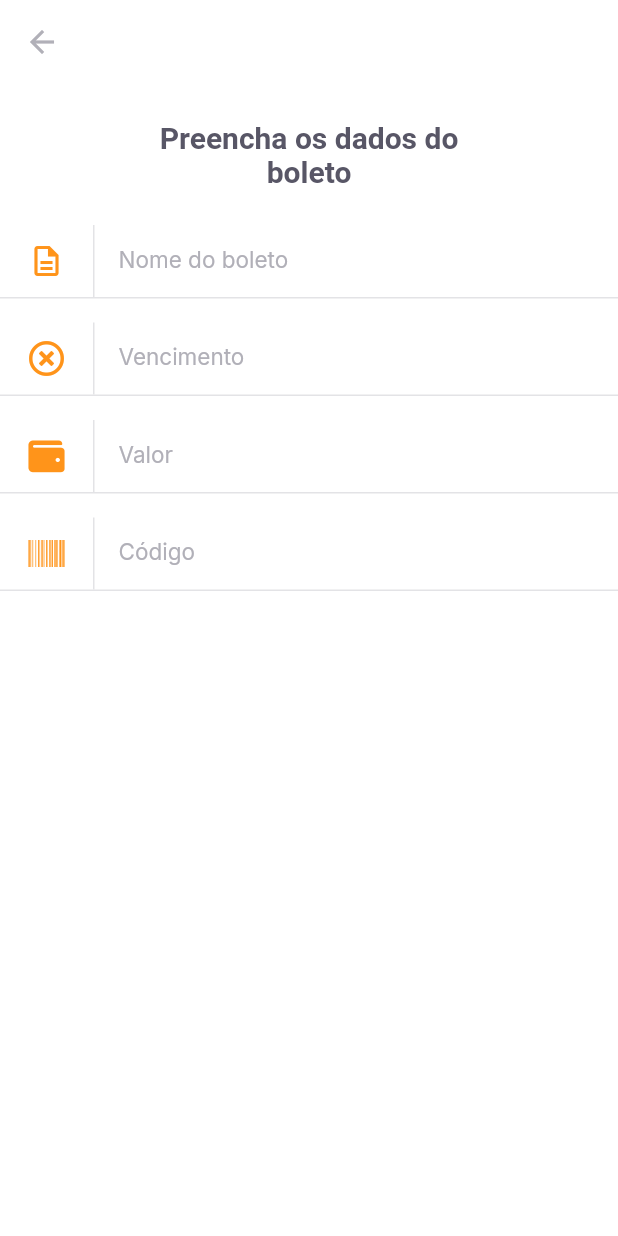
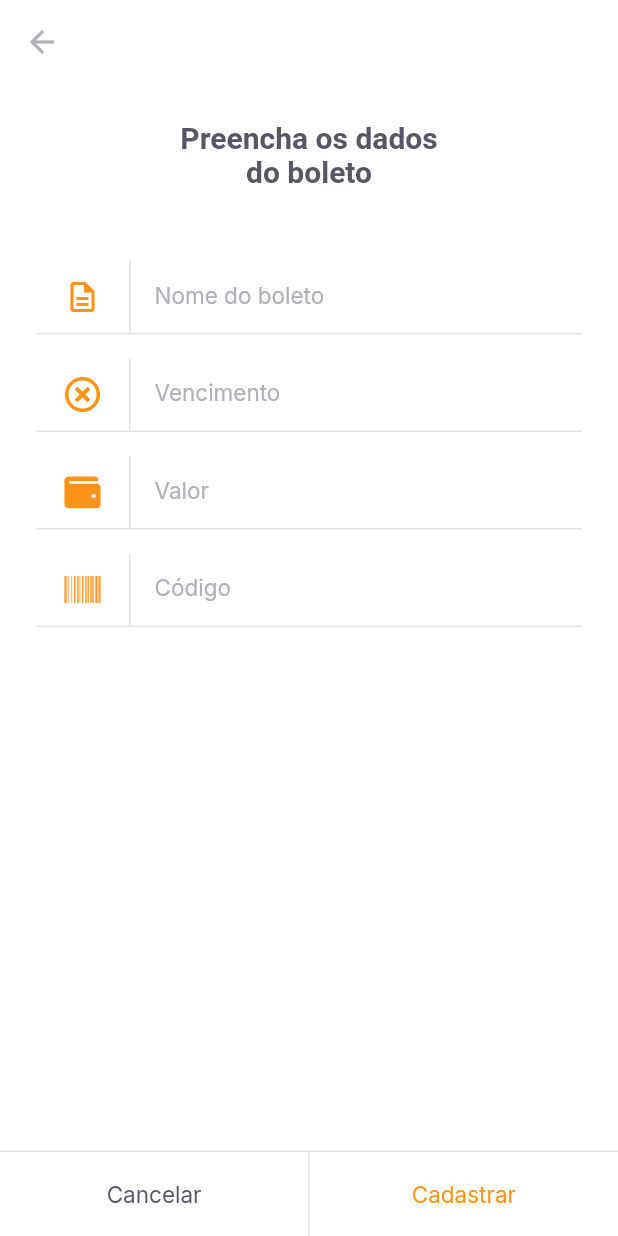
Before and after one commit to s7Thiago/payflow, a Flutter app: the InsertBoletoPage screen opened by its route, on a phone screen of 412 x 824 dp. Run offline on Flutter 3.47's test engine with Material 2 defaults, Android fonts, the phone set to English and light mode, and no system bars; our stand-ins replace camera, firebase_core, font_awesome_flutter, google_fonts, google_sign_in, image_picker and 1 more; missing offline and left inert: google_ml_kit; accounts and stored records are empty.

Commit message:
Added buttons on bottom

```diff
--- a/lib/modules/insert_boleto/insert_boleto_page.dart
+++ b/lib/modules/insert_boleto/insert_boleto_page.dart
@@ -3,6 +3,7 @@ import 'package:font_awesome_flutter/font_awesome_flutter.dart';
 import 'package:payflow/shared/themes/app_colors.dart';
 import 'package:payflow/shared/themes/app_text_styles.dart';
 import 'package:payflow/shared/widgets/input_text/input_text_widget.dart';
+import 'package:payflow/shared/widgets/set_label_buttons/set_label_buttons.dart';
 
 class InsertBoletoPage extends StatelessWidget {
   const InsertBoletoPage({Key? key}) : super(key: key);
@@ -16,7 +17,9 @@ class InsertBoletoPage extends StatelessWidget {
         elevation: 0,
         leading: const BackButton(color: AppColors.input),
       ),
-      body: Column(
+      body: Padding(
+        padding: const EdgeInsets.symmetric(horizontal: 24),
+        child: Column(
           crossAxisAlignment: CrossAxisAlignment.center,
           children: [
             Padding(
@@ -27,6 +30,7 @@ class InsertBoletoPage extends StatelessWidget {
                 style: TextStyles.titleBoldHeading,
               ),
             ),
+            const SizedBox(height: 24),
             InputTextWidget(
               label: 'Nome do boleto',
               icon: Icons.description_outlined,
@@ -46,6 +50,14 @@ class InsertBoletoPage extends StatelessWidget {
                 onChanged: (value) {}),
           ],
         ),
+      ),
+      bottomNavigationBar: SetLabelButtons(
+        enableSecondaryColor: true,
+        primaryLabel: 'Cancelar',
+        primaryOnPressed: () => Navigator.pop(context),
+        secondaryLabel: 'Cadastrar',
+        secondaryOnPressed: () {},
+      ),
     );
   }
 }
--- a/lib/shared/widgets/set_label_buttons/set_label_buttons.dart
+++ b/lib/shared/widgets/set_label_buttons/set_label_buttons.dart
@@ -10,20 +10,32 @@ class SetLabelButtons extends StatelessWidget {
   final String secondaryLabel;
   final VoidCallback secondaryOnPressed;
   final bool enablePrimaryColor;
+  final bool enableSecondaryColor;
 
-  const SetLabelButtons({
-    Key? key,
+  const SetLabelButtons(
+      {Key? key,
       required this.primaryLabel,
       required this.primaryOnPressed,
       required this.secondaryLabel,
       required this.secondaryOnPressed,
       this.enablePrimaryColor = false,
-  }) : super(key: key);
+      this.enableSecondaryColor = false})
+      : super(key: key);
 
   @override
   Widget build(BuildContext context) {
     return Container(
-      color: AppColors.shape,
+      color: AppColors.background,
+      height: 57,
+      child: Column(
+        mainAxisSize: MainAxisSize.min,
+        children: [
+          const Divider(
+            thickness: 1,
+            height: 1,
+            color: AppColors.stroke,
+          ),
+          SizedBox(
             height: 56,
             child: Row(
               children: [
@@ -39,6 +51,11 @@ class SetLabelButtons extends StatelessWidget {
                   child: LabelButton(
                     label: secondaryLabel,
                     onPressed: secondaryOnPressed,
+                    style:
+                        enableSecondaryColor ? TextStyles.buttonPrimary : null,
+                  ),
+                ),
+              ],
             ),
           ),
         ],
```
Lines whose indentation alone changed are shown as unchanged.
